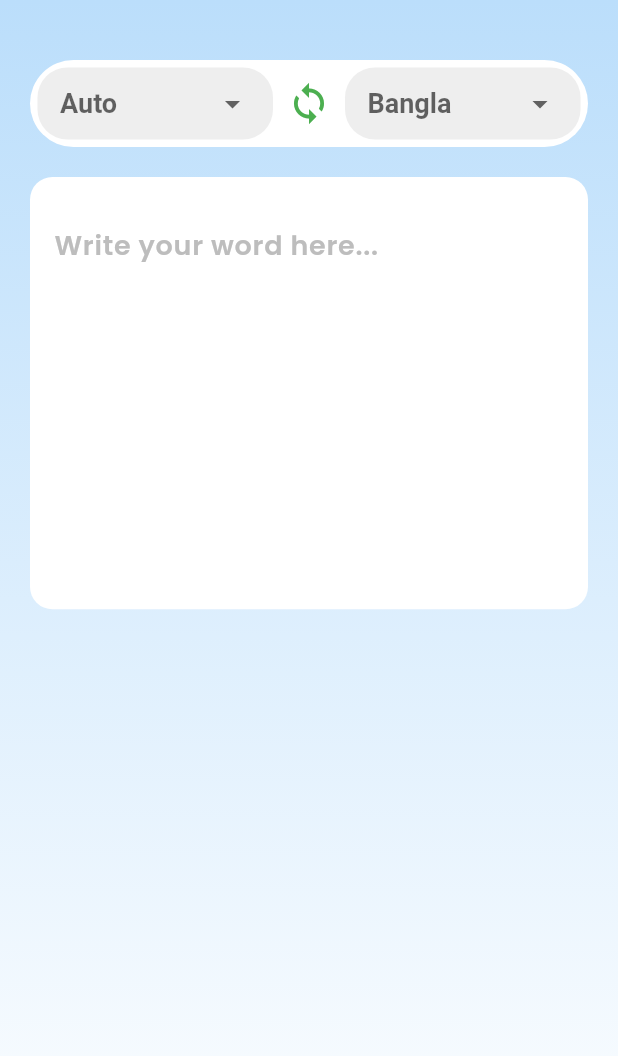
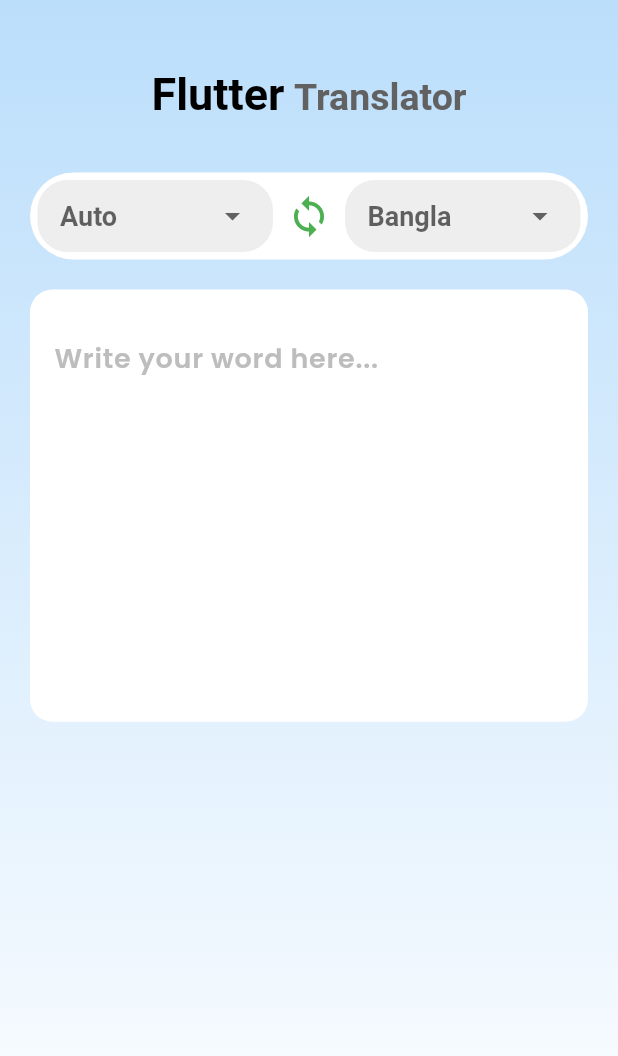
Before and after one commit to masud51435/translator_app, a Flutter app: the screen it shows after launch, on a phone screen of 412 x 824 dp. Shown: the top 1056 px of the screen. Run offline on Flutter 3.47's test engine with Material 3 defaults, Android fonts, the phone set to English and light mode, and no system bars; our stand-ins replace gap, get, google_fonts; missing offline and left inert: translator.

Commit message:
added header

```diff
--- a/lib/screen/home_page/home_page.dart
+++ b/lib/screen/home_page/home_page.dart
@@ -1,7 +1,9 @@
 import 'package:flutter/material.dart';
+import 'package:flutter/widgets.dart';
 import 'package:gap/gap.dart';
 import 'package:get/get.dart';
 import 'widgets/custom_field_duo.dart';
+import 'widgets/header.dart';
 import 'widgets/top_language_section.dart';
 
 class HomePage extends StatelessWidget {
@@ -27,6 +29,8 @@ class HomePage extends StatelessWidget {
           padding: EdgeInsets.symmetric(horizontal: 20, vertical: 40),
           child: Column(
             children: [
+              Header(),
+              SizedBox(height: 30),
               TopLanguageSection(),
               Gap(20),
               CustomFieldDuo(),
--- a/lib/screen/home_page/widgets/custom_field_duo.dart
+++ b/lib/screen/home_page/widgets/custom_field_duo.dart
@@ -54,7 +54,7 @@ class CustomFieldDuo extends StatelessWidget {
               controller:
                   TextEditingController(text: controller.outputText.value),
               decoration: InputDecoration(
-                hintText: 'Write your word here...',
+                hintText: 'OutPut...',
                 hintStyle: TextStyle(
                   fontSize: 18,
                   fontWeight: FontWeight.w600,
@@ -62,12 +62,19 @@ class CustomFieldDuo extends StatelessWidget {
                 ),
                 suffixIcon: IconButton(
                   onPressed: () {
-                    Clipboard.setData(ClipboardData(
-                      text: controller.outputText.value,
-                    )).then((value) {
-                      ScaffoldMessenger.of(context).showSnackBar(const SnackBar(
-                          content: Text('Text copied to clipboard!')));
-                    });
+                    Clipboard.setData(
+                      ClipboardData(
+                        text: controller.outputText.value,
+                      ),
+                    ).then(
+                      (value) {
+                        ScaffoldMessenger.of(context).showSnackBar(
+                          const SnackBar(
+                            content: Text('Text copied to clipboard!'),
+                          ),
+                        );
+                      },
+                    );
                   },
                   icon: Icon(
                     Icons.copy,
--- /dev/null
+++ b/lib/screen/home_page/widgets/header.dart
@@ -0,0 +1,33 @@
+import 'package:flutter/material.dart';
+
+class Header extends StatelessWidget {
+  const Header({
+    super.key,
+  });
+
+  @override
+  Widget build(BuildContext context) {
+    return RichText(
+      text: TextSpan(
+        children: [
+          const TextSpan(
+            text: 'Flutter ',
+            style: TextStyle(
+              fontSize: 30,
+              fontWeight: FontWeight.bold,
+              color: Colors.black,
+            ),
+          ),
+          TextSpan(
+            text: 'Translator',
+            style: TextStyle(
+              fontSize: 25,
+              fontWeight: FontWeight.w600,
+              color: Colors.grey.shade700,
+            ),
+          ),
+        ],
+      ),
+    );
+  }
+}
```
